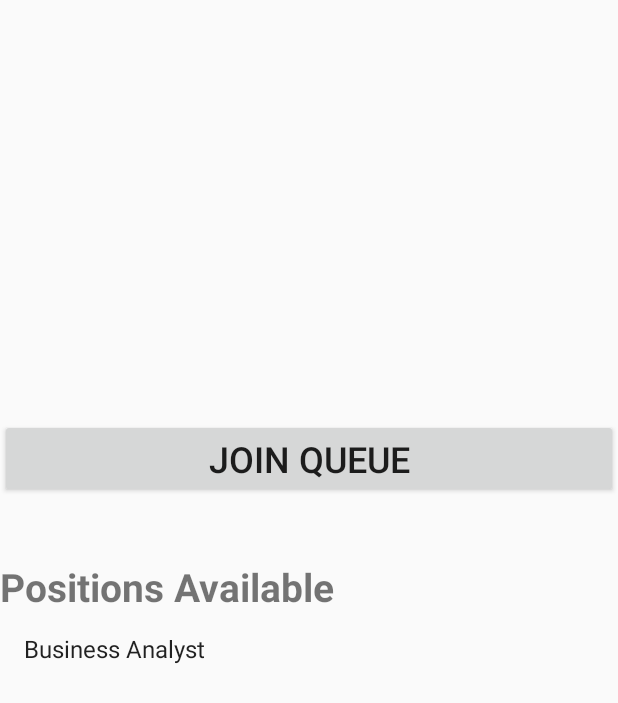
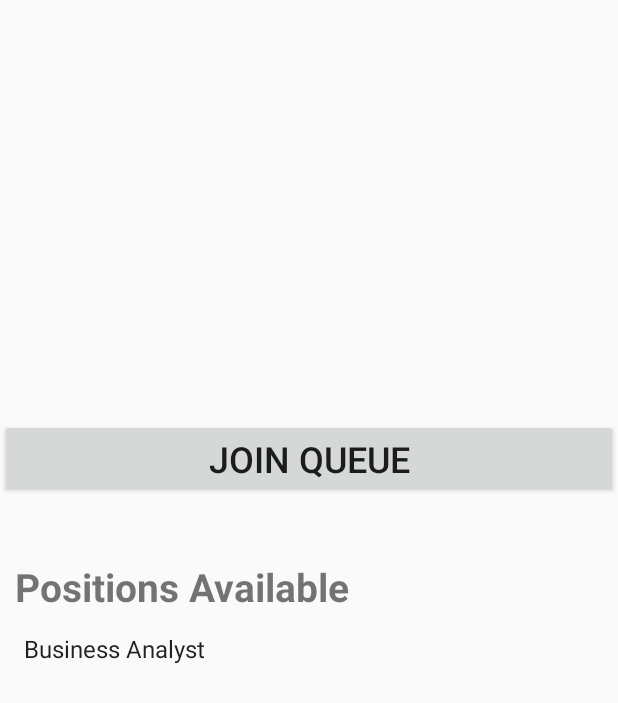
Before and after one commit to Pidgens/Q, an Android app: the EnterQueue screen opened directly, with no data from a screen before it, on a phone screen of 412 x 824 dp. Shown: the top 703 px of the screen. Run offline under Robolectric (Android 15) with nearby library versions, the phone set to English and light mode, and no system bars.

Commit message:
Positions available UI stuff

```diff
--- a/mobile/src/main/java/com/example/derekchiu/q/EnterQueue.java
+++ b/mobile/src/main/java/com/example/derekchiu/q/EnterQueue.java
@@ -22,7 +22,7 @@ public class EnterQueue extends Activity {
         super.onCreate(savedInstanceBundle);
         setContentView(R.layout.cp_description);
 
-        lv = (ListView) findViewById(R.id.listView);
+        lv = (ListView) findViewById(R.id.positionsAvailableListView);
         joinButton = (Button) findViewById(R.id.joinButton);
 
         ArrayList<String> companies =  new ArrayList<String>();
--- a/mobile/src/main/res/layout/cp_description.xml
+++ b/mobile/src/main/res/layout/cp_description.xml
@@ -12,7 +12,7 @@
             android:layout_height="200dp"
             android:id="@+id/logoView"
             android:layout_alignParentTop="true"
-            android:layout_alignEnd="@+id/listView"/>
+            android:layout_alignEnd="@+id/positionsAvailableListView"/>
 
         <TextView
             android:layout_width="match_parent"
@@ -47,12 +47,13 @@
             android:layout_centerHorizontal="true"
             android:layout_marginTop="41dp"
             android:textSize="26dp"
-            android:textStyle="bold" />
+            android:textStyle="bold"
+            android:layout_marginLeft="10dp"/>
 
         <ListView
             android:layout_width="wrap_content"
             android:layout_height="wrap_content"
-            android:id="@+id/listView"
+            android:id="@+id/positionsAvailableListView"
             android:layout_below="@+id/textView17"
             android:layout_alignStart="@+id/descriptionTextView"
             android:choiceMode="singleChoice"
```
Also changed, not shown: mobile/src/main/java/com/example/derekchiu/q/CompanyDescription.java (+9 -0 lines), mobile/src/main/java/com/example/derekchiu/q/Manage.java (+8 -0 lines).
